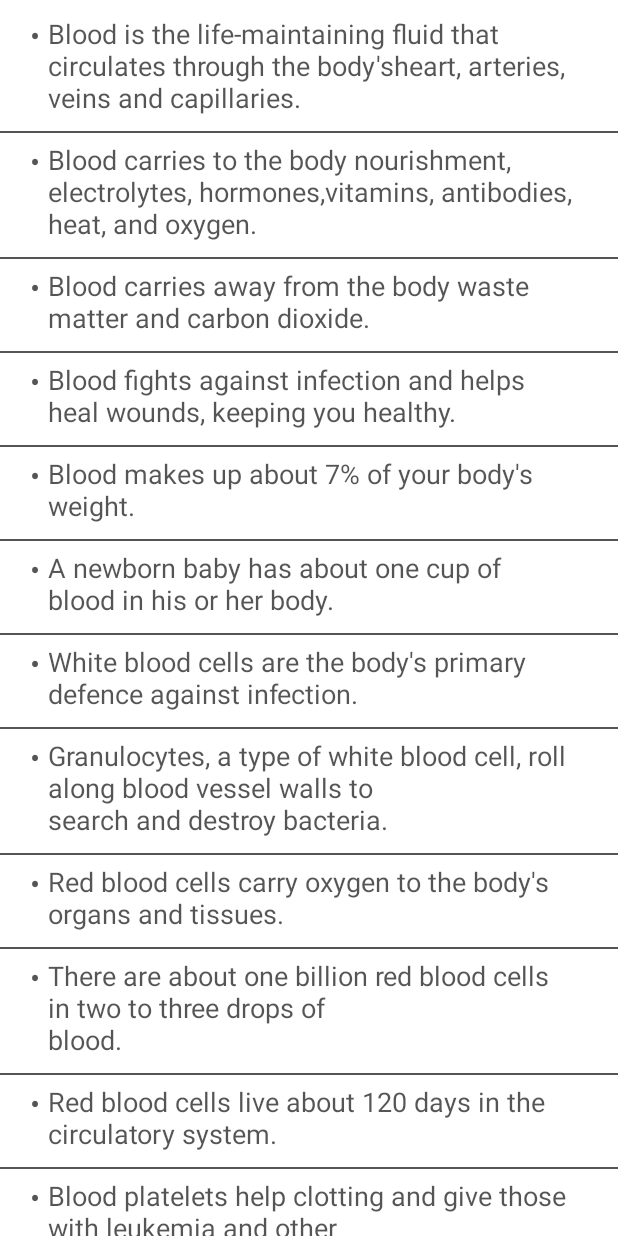
After one commit to Nitijkatiyar/Lyfe, an Android app: the ActivityBloodFacts screen opened directly, with no data from a screen before it, on a phone screen of 412 x 824 dp. The commit adds this screen. Run offline under Robolectric (Android 15) with nearby library versions, the phone set to English and light mode, and no system bars.

Commit message:
add blood facts resources

```diff
--- a/Lyfe/app/build.gradle
+++ b/Lyfe/app/build.gradle
@@ -22,10 +22,11 @@ android {
 }
 
 dependencies {
-    compile fileTree(dir: 'libs', include: ['*.jar'])
+    compile fileTree(include: ['*.jar'], dir: 'libs')
     compile 'com.android.support:appcompat-v7:23.4.0'
     compile 'com.android.support:design:23.4.0'
     compile 'com.google.android.gms:play-services:8.4.0'
     compile 'com.mikhaellopez:circularimageview:3.0.2'
     compile 'com.commit451:NativeStackBlur:1.0.2'
+    compile 'com.android.support:recyclerview-v7:23.4.0'
 }
--- a/Lyfe/app/src/main/AndroidManifest.xml
+++ b/Lyfe/app/src/main/AndroidManifest.xml
@@ -33,6 +33,9 @@
             android:name=".activities.SignInActivity"
             android:screenOrientation="portrait"></activity>
         <activity
+            android:name=".activities.ActivityBloodFacts"
+            android:screenOrientation="portrait"></activity>
+        <activity
             android:name=".activities.OverviewActivity"
             android:screenOrientation="portrait">
             <intent-filter>
--- /dev/null
+++ b/Lyfe/app/src/main/java/com/bst/Lyfe/activities/ActivityBloodFacts.java
@@ -0,0 +1,47 @@
+package com.bst.Lyfe.activities;
+
+import android.os.Bundle;
+import android.support.annotation.Nullable;
+import android.support.v7.app.AppCompatActivity;
+import android.support.v7.widget.LinearLayoutManager;
+import android.support.v7.widget.RecyclerView;
+
+import com.bst.Lyfe.R;
+import com.bst.Lyfe.adapter.BloodFactsAdapter;
+
+import java.util.ArrayList;
+import java.util.Arrays;
+import java.util.List;
+
+/**
+ * Created by arun on 22-06-2016.
+ */
+public class ActivityBloodFacts extends AppCompatActivity {
+
+    String[] values = new String[]{"Blood is the life-maintaining fluid that circulates through the body's" +
+            "heart, arteries, veins and capillaries.", "Blood carries to the body nourishment, electrolytes, hormones," +
+            "vitamins, antibodies, heat, and oxygen.", "Blood carries away from the body waste matter and carbon dioxide.",
+            "Blood fights against infection and helps heal wounds, keeping you healthy.",
+            "Blood makes up about 7% of your body's weight.", "A newborn baby has about one cup of blood in his or her body.", "White blood cells are the body's primary defence against infection.", "Granulocytes, a type of white blood cell, roll along blood vessel walls to\n" +
+            "search and destroy bacteria.",
+            "Red blood cells carry oxygen to the body's organs and tissues.", "There are about one billion red blood cells in two to three drops of\n" +
+            "blood.", "Red blood cells live about 120 days in the circulatory system. ", "Blood platelets help clotting and give those with leukemia and other\n" +
+            "cancers a chance to live."};
+
+    List<String> stringList = new ArrayList<String>(Arrays.asList(values));
+    RecyclerView recyclerview;
+
+    @Override
+    protected void onCreate(@Nullable Bundle savedInstanceState) {
+        super.onCreate(savedInstanceState);
+        setContentView(R.layout.activity_bloodfacts);
+
+        recyclerview = (RecyclerView) findViewById(R.id.recyclerview);
+        LinearLayoutManager layoutManager = new LinearLayoutManager(this, LinearLayoutManager.VERTICAL, false);
+        recyclerview.setLayoutManager(layoutManager);
+        recyclerview.setBackgroundColor(getResources().getColor(R.color.colorTextLightBlack));
+        BloodFactsAdapter arrayAdapter = new BloodFactsAdapter(this, stringList);
+        recyclerview.setAdapter(arrayAdapter);
+
+    }
+}
--- /dev/null
+++ b/Lyfe/app/src/main/java/com/bst/Lyfe/adapter/BloodFactsAdapter.java
@@ -0,0 +1,68 @@
+package com.bst.Lyfe.adapter;
+
+import android.app.Activity;
+import android.support.v7.widget.RecyclerView;
+import android.view.LayoutInflater;
+import android.view.View;
+import android.view.ViewGroup;
+import android.widget.TextView;
+
+import com.bst.Lyfe.R;
+import com.bst.Lyfe.activities.ActivityBloodFacts;
+
+import java.util.ArrayList;
+import java.util.List;
+
+/**
+ * Created by arun on 22-06-2016.
+ */
+public class BloodFactsAdapter extends RecyclerView.Adapter<BloodFactsAdapter.BloodFactViewHolder> {
+
+    ActivityBloodFacts activity;
+    List<String> data;
+    LayoutInflater layoutInflater;
+
+
+    public BloodFactsAdapter(ActivityBloodFacts activityBloodFacts, List<String> values) {
+        activity = activityBloodFacts;
+        data = values;
+
+    }
+
+
+    @Override
+    public BloodFactsAdapter.BloodFactViewHolder onCreateViewHolder(ViewGroup parent, int viewType) {
+        View view = layoutInflater.from(parent.getContext()).inflate(R.layout.blood_fact_listitems, null);
+        BloodFactViewHolder viewholder = new BloodFactViewHolder(view);
+        return viewholder;
+    }
+
+    @Override
+    public void onBindViewHolder(BloodFactsAdapter.BloodFactViewHolder holder, int position) {
+
+
+            holder._blooddot.setText("•");
+            holder._bloodText.setText(""+data.get(position));
+
+    }
+
+    @Override
+    public int getItemCount() {
+        return data.size();
+    }
+
+    public class BloodFactViewHolder extends RecyclerView.ViewHolder {
+
+        TextView _blooddot, _bloodText;
+        View view;
+
+        public BloodFactViewHolder(View views) {
+            super(views);
+            view = views;
+             _blooddot = (TextView) view.findViewById(R.id.bloodDots);
+            _bloodText = (TextView) view.findViewById(R.id.bloodText);
+
+
+        }
+    }
+}
--- a/Lyfe/app/src/main/java/com/bst/Lyfe/fragments/MoreFragment.java
+++ b/Lyfe/app/src/main/java/com/bst/Lyfe/fragments/MoreFragment.java
@@ -1,15 +1,22 @@
 package com.bst.Lyfe.fragments;
 
+import android.content.Intent;
 import android.os.Bundle;
 import android.support.v4.app.Fragment;
 import android.view.LayoutInflater;
 import android.view.View;
 import android.view.ViewGroup;
+import android.widget.RelativeLayout;
 
 import com.bst.Lyfe.R;
+import com.bst.Lyfe.activities.ActivityBloodFacts;
+import com.bst.Lyfe.activities.MainActivity;
 
 
 public class MoreFragment extends Fragment {
+    RelativeLayout _bloodFactsText;
+    MainActivity mainActivity;
+
 
     public MoreFragment() {
         // Required empty public constructor
@@ -23,8 +30,17 @@ public class MoreFragment extends Fragment {
     @Override
     public View onCreateView(LayoutInflater inflater, ViewGroup container,
                              Bundle savedInstanceState) {
-        // Inflate the layout for this fragment
-        return inflater.inflate(R.layout.fragment_more, container, false);
+        mainActivity = (MainActivity) getActivity();
+        View view = inflater.inflate(R.layout.fragment_more, container, false);
+        _bloodFactsText=(RelativeLayout)view.findViewById(R.id.bloodFactsText);
+        _bloodFactsText.setOnClickListener(new View.OnClickListener() {
+            @Override
+            public void onClick(View view) {
+                Intent intent = new Intent(mainActivity, ActivityBloodFacts.class);
+                startActivity(intent);
+            }
+        });
+        return view;
     }
 
 }
--- /dev/null
+++ b/Lyfe/app/src/main/res/layout/activity_bloodfacts.xml
@@ -0,0 +1,18 @@
+<?xml version="1.0" encoding="utf-8"?>
+<LinearLayout xmlns:android="http://schemas.android.com/apk/res/android"
+    android:layout_width="match_parent"
+    android:layout_height="match_parent"
+    android:background="@color/white"
+    android:orientation="vertical">
+
+    <android.support.v7.widget.RecyclerView
+        android:id="@+id/recyclerview"
+        android:layout_width="wrap_content"
+        android:layout_height="wrap_content"
+        android:overScrollMode="never"
+        android:smoothScrollbar="true"
+        android:layout_marginTop="10dp"
+        android:background="@null"></android.support.v7.widget.RecyclerView>
+
+
+</LinearLayout>
--- /dev/null
+++ b/Lyfe/app/src/main/res/layout/blood_fact_listitems.xml
@@ -0,0 +1,49 @@
+<?xml version="1.0" encoding="utf-8"?>
+<LinearLayout xmlns:android="http://schemas.android.com/apk/res/android"
+    android:orientation="vertical" android:layout_width="match_parent"
+    android:layout_height="match_parent"
+    android:background="@color/white">
+
+
+
+        <RelativeLayout
+            android:layout_width="wrap_content"
+            android:layout_height="wrap_content"
+            android:layout_marginLeft="20dp"
+            android:layout_marginRight="20dp"
+
+            >
+
+            <TextView
+                android:id="@+id/bloodDots"
+                android:layout_width="wrap_content"
+                android:layout_height="wrap_content"
+                android:singleLine="false"
+                android:textSize="20sp"
+                android:text="•"
+                android:textColor="@color/colorTextBlack" />
+
+            <TextView
+                android:id="@+id/bloodText"
+                android:layout_width="wrap_content"
+                android:layout_height="wrap_content"
+                android:layout_marginLeft="5dp"
+                android:layout_marginRight="10dp"
+                android:layout_toRightOf="@+id/bloodDots"
+                android:singleLine="false"
+                android:text="ACGDGDGDGDGDGDGDGDG"
+                android:textColor="@color/colorTextBlack"
+                android:textSize="18dp" />
+
+
+        </RelativeLayout>
+    <View
+        android:layout_width="wrap_content"
+        android:layout_height="1dp"
+        android:background="@color/colorTextBlack"
+        android:layout_marginTop="10dp"
+        android:layout_marginBottom="5dp"
+        android:layout_alignBottom="@+id/bloodText"
+        android:visibility="visible"></View>
+
+</LinearLayout>
--- a/Lyfe/app/src/main/res/layout/fragment_more.xml
+++ b/Lyfe/app/src/main/res/layout/fragment_more.xml
@@ -122,6 +122,7 @@
                     android:background="@color/colorViewBackGround" />
 
                 <RelativeLayout
+                    android:id="@+id/bloodFactsText"
                     android:layout_width="match_parent"
                     android:layout_height="40dp"
                     android:layout_marginLeft="10dp"
```
